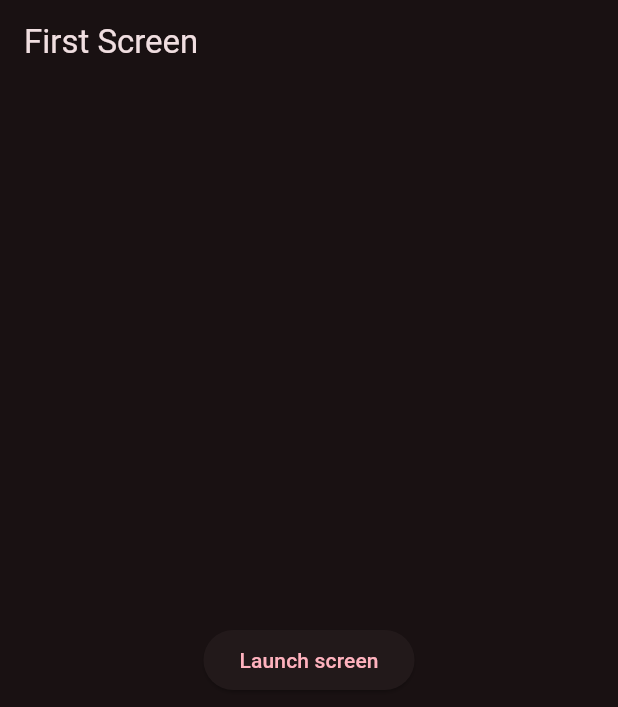
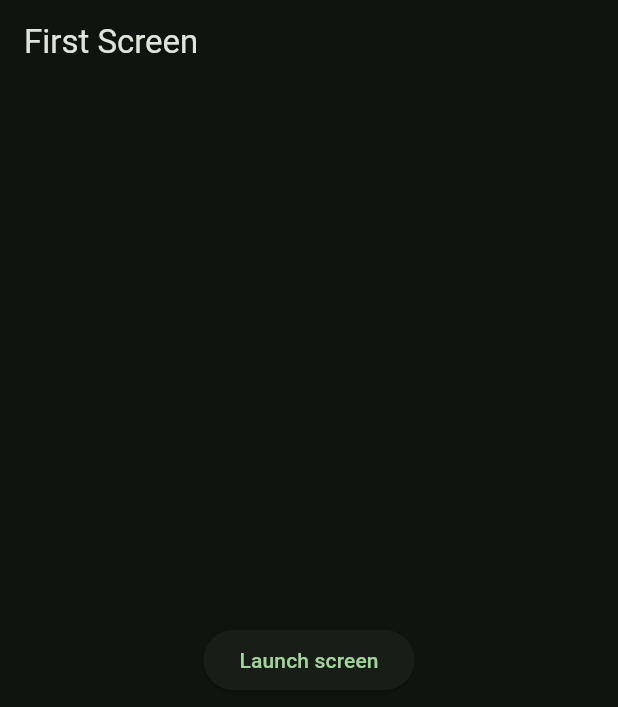
Before and after one commit to Feichtmeier/flutter_course_navigator, a Flutter app: the screen it shows after launch, on a phone screen of 412 x 824 dp. Shown: the top 707 px of the screen. Run offline on Flutter 3.47's test engine with Material 2 defaults, Android fonts, the light colour scheme and no system bars; our stand-ins replace shimmer.

Commit message:
Ändere Akzentfarbe auf Dunkelgrün

```diff
--- a/lib/simple_app.dart
+++ b/lib/simple_app.dart
@@ -11,7 +11,7 @@ class SimpleApp extends StatelessWidget {
     return MaterialApp(
       themeMode: ThemeMode.dark,
       darkTheme: Theme.of(context)
-          .m3Theme(brightness: Brightness.dark, color: Colors.pink),
+          .m3Theme(brightness: Brightness.dark, color: Colors.green),
       initialRoute: '/',
       routes: {
         '/': (context) => const FirstScreen(),
```
